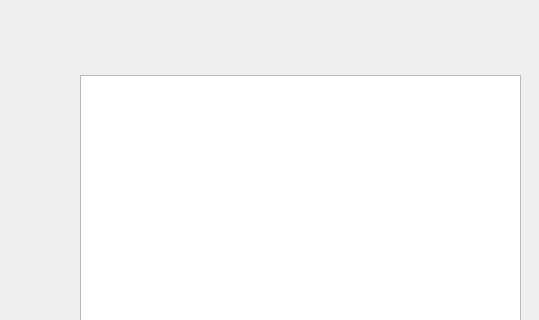
First picture: the form in mainwindow.ui, repository raqquel21/carta-nautica, before the edit; both pictures show x 144 to 683 and y 0 to 320 of the 683 by 537 pixel window.
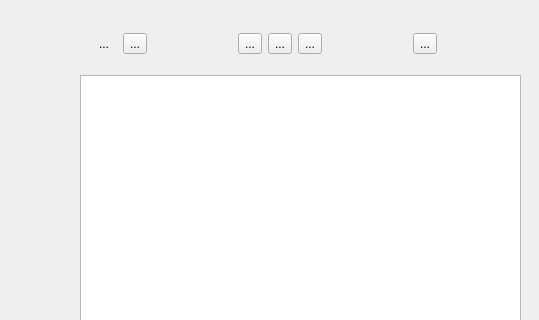
Second picture: the form after the edit. Icons and pictures are not drawn.

Diff of the .ui file:
```diff
--- a/mainwindow.ui
+++ b/mainwindow.ui
@@ -957,6 +957,31 @@
          <layout class="QVBoxLayout" name="verticalLayout_3">
           <item>
            <layout class="QHBoxLayout" name="horizontalLayout_2">
+            <item>
+             <widget class="QToolButton" name="nuevaPag">
+              <property name="styleSheet">
+               <string notr="true">QToolButton {
+    border: none;
+	background-repeat: no-repeat;
+    background-position: center;
+    background-image: url(:/images/newpag.png);
+
+    min-width: 48px;
+    min-height: 48px;
+}</string>
+              </property>
+              <property name="text">
+               <string>...</string>
+              </property>
+             </widget>
+            </item>
+            <item>
+             <widget class="QToolButton" name="cursor">
+              <property name="text">
+               <string>...</string>
+              </property>
+             </widget>
+            </item>
             <item>
              <widget class="QToolButton" name="lapiz_2">
               <property name="styleSheet">
@@ -999,6 +1024,70 @@
               </property>
              </widget>
             </item>
+            <item>
+             <widget class="QToolButton" name="texto">
+              <property name="text">
+               <string>...</string>
+              </property>
+             </widget>
+            </item>
+            <item>
+             <widget class="QToolButton" name="marca">
+              <property name="text">
+               <string>...</string>
+              </property>
+             </widget>
+            </item>
+            <item>
+             <widget class="QToolButton" name="ojo">
+              <property name="text">
+               <string>...</string>
+              </property>
+             </widget>
+            </item>
+            <item>
+             <widget class="QToolButton" name="regla">
+              <property name="styleSheet">
+               <string notr="true">QToolButton {
+    border: none;
+	background-repeat: no-repeat;
+    background-position: center;
+    background-image: url(:/images/rule.png);
+
+    min-width: 48px;
+    min-height: 48px;
+}</string>
+              </property>
+              <property name="text">
+               <string/>
+              </property>
+             </widget>
+            </item>
+            <item>
+             <widget class="QToolButton" name="transportador">
+              <property name="styleSheet">
+               <string notr="true">QToolButton {
+    border: none;
+	background-repeat: no-repeat;
+    background-position: center;
+    background-image: url(:/images/transportador.png);
+
+    min-width: 48px;
+    min-height: 48px;
+}</string>
+              </property>
+              <property name="text">
+               <string/>
+              </property>
+             </widget>
+            </item>
+            <item>
+             <widget class="QToolButton" name="compas">
+              <property name="text">
+               <string>...</string>
+              </property>
+             </widget>
+            </item>
             <item>
              <widget class="QToolButton" name="zoomIn_2">
               <property name="styleSheet">
```
